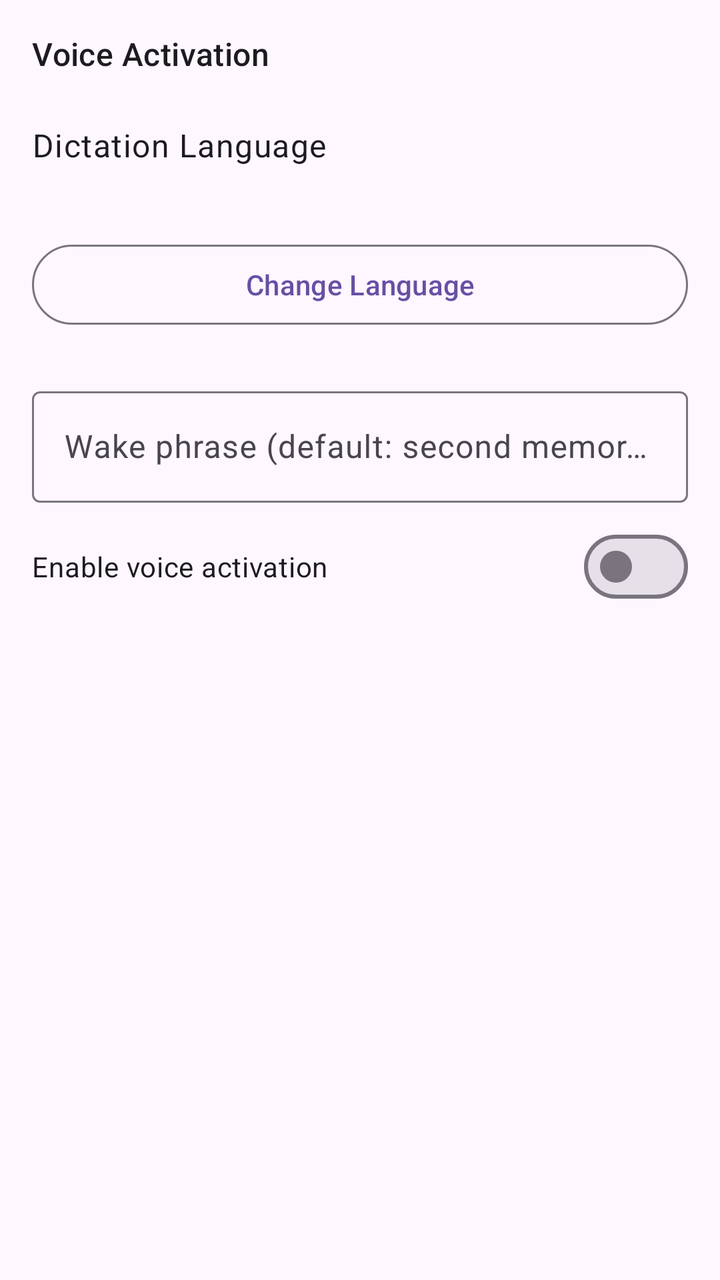
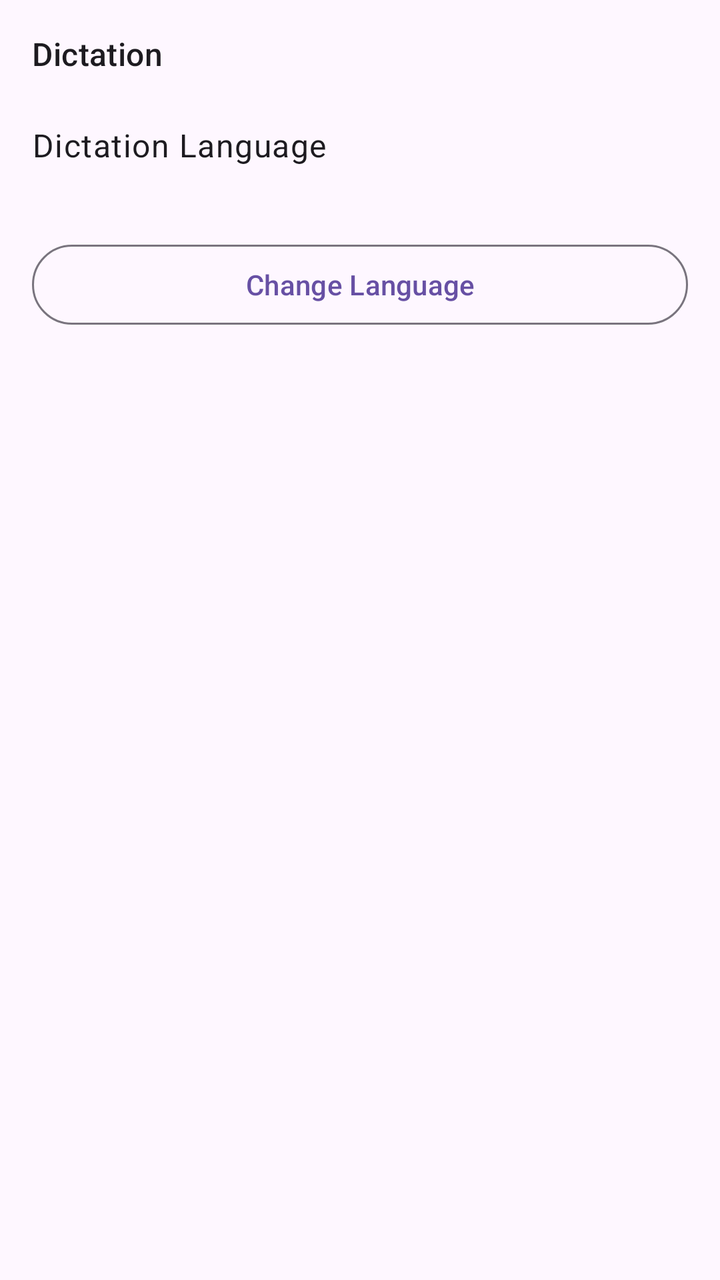

Screens rendered from an Android XML layout before and after an edit, with the pre-edit source and the edit as a unified diff.
<!-- AndroidManifest.xml: application theme Theme.GhIssue -->
<!-- res/layout/activity_voice_settings.xml -->
<?xml version="1.0" encoding="utf-8"?>
<LinearLayout xmlns:android="http://schemas.android.com/apk/res/android"
    android:layout_width="match_parent"
    android:layout_height="wrap_content"
    android:orientation="vertical"
    android:padding="@dimen/activity_margin">

    <com.google.android.material.textview.MaterialTextView
        android:layout_width="wrap_content"
        android:layout_height="wrap_content"
        android:text="@string/wake_word_section"
        android:textAppearance="?attr/textAppearanceTitleMedium"
        android:layout_marginBottom="@dimen/section_spacing" />

    <com.google.android.material.textview.MaterialTextView
        android:layout_width="wrap_content"
        android:layout_height="wrap_content"
        android:text="@string/speech_language_label"
        android:textAppearance="?attr/textAppearanceBodyLarge"
        android:layout_marginBottom="@dimen/field_spacing" />

    <com.google.android.material.textview.MaterialTextView
        android:id="@+id/textSelectedLanguage"
        android:layout_width="wrap_content"
        android:layout_height="wrap_content"
        android:textAppearance="?attr/textAppearanceBodyMedium"
        android:textColor="?attr/colorPrimary"
        android:layout_marginBottom="@dimen/field_spacing" />

    <com.google.android.material.button.MaterialButton
        android:id="@+id/btnSelectLanguage"
        android:layout_width="match_parent"
        android:layout_height="wrap_content"
        android:text="@string/btn_select_language"
        android:layout_marginBottom="@dimen/section_spacing"
        style="@style/Widget.Material3.Button.OutlinedButton" />

    <com.google.android.material.textfield.TextInputLayout
        android:layout_width="match_parent"
        android:layout_height="wrap_content"
        android:hint="@string/wake_phrase_hint"
        android:layout_marginBottom="@dimen/field_spacing">

        <com.google.android.material.textfield.TextInputEditText
            android:id="@+id/editWakePhrase"
            android:layout_width="match_parent"
            android:layout_height="wrap_content"
            android:inputType="text"
            android:singleLine="true" />
    </com.google.android.material.textfield.TextInputLayout>

    <com.google.android.material.materialswitch.MaterialSwitch
        android:id="@+id/switchWakeWord"
        android:layout_width="match_parent"
        android:layout_height="wrap_content"
        android:text="@string/wake_word_toggle"
        android:layout_marginBottom="@dimen/field_spacing" />

</LinearLayout>
<!-- resources referenced by this layout -->
<resources>
  <dimen name="activity_margin">16dp</dimen>
  <dimen name="field_spacing">8dp</dimen>
  <dimen name="section_spacing">24dp</dimen>
  <string name="btn_select_language">Change Language</string>
  <string name="speech_language_label">Dictation Language</string>
  <string name="wake_phrase_hint">Wake phrase (default: second memory)</string>
  <string name="wake_word_section">Voice Activation</string>
  <string name="wake_word_toggle">Enable voice activation</string>
  <style name="Theme.GhIssue" parent="Theme.Material3.DayNight.NoActionBar">
          <item name="colorPrimary">@color/md_theme_primary</item>
          <item name="colorOnPrimary">@color/md_theme_onPrimary</item>
          <item name="colorPrimaryContainer">@color/md_theme_primaryContainer</item>
          <item name="colorSecondary">@color/md_theme_secondary</item>
      </style>
  <color name="md_theme_primary">#FF6750A4</color>
  <color name="md_theme_onPrimary">#FFFFFFFF</color>
  <color name="md_theme_primaryContainer">#FFEADDFF</color>
  <color name="md_theme_secondary">#FF625B71</color>
</resources>

<!-- the commit's change to res/layout/activity_voice_settings.xml (unified diff, before → after) -->
@@ -8,7 +8,7 @@
     <com.google.android.material.textview.MaterialTextView
         android:layout_width="wrap_content"
         android:layout_height="wrap_content"
-        android:text="@string/wake_word_section"
+        android:text="@string/dictation_section"
         android:textAppearance="?attr/textAppearanceTitleMedium"
         android:layout_marginBottom="@dimen/section_spacing" />
 
@@ -35,25 +35,4 @@
         android:layout_marginBottom="@dimen/section_spacing"
         style="@style/Widget.Material3.Button.OutlinedButton" />
 
-    <com.google.android.material.textfield.TextInputLayout
-        android:layout_width="match_parent"
-        android:layout_height="wrap_content"
-        android:hint="@string/wake_phrase_hint"
-        android:layout_marginBottom="@dimen/field_spacing">
-
-        <com.google.android.material.textfield.TextInputEditText
-            android:id="@+id/editWakePhrase"
-            android:layout_width="match_parent"
-            android:layout_height="wrap_content"
-            android:inputType="text"
-            android:singleLine="true" />
-    </com.google.android.material.textfield.TextInputLayout>
-
-    <com.google.android.material.materialswitch.MaterialSwitch
-        android:id="@+id/switchWakeWord"
-        android:layout_width="match_parent"
-        android:layout_height="wrap_content"
-        android:text="@string/wake_word_toggle"
-        android:layout_marginBottom="@dimen/field_spacing" />
-
 </LinearLayout>
<!-- resource entries referenced after the edit -->
@@ -4,10 +4,8 @@
   <dimen name="field_spacing">8dp</dimen>
   <dimen name="section_spacing">24dp</dimen>
   <string name="btn_select_language">Change Language</string>
+  <string name="dictation_section">Dictation</string>
   <string name="speech_language_label">Dictation Language</string>
-  <string name="wake_phrase_hint">Wake phrase (default: second memory)</string>
-  <string name="wake_word_section">Voice Activation</string>
-  <string name="wake_word_toggle">Enable voice activation</string>
   <style name="Theme.GhIssue" parent="Theme.Material3.DayNight.NoActionBar">
           <item name="colorPrimary">@color/md_theme_primary</item>
           <item name="colorOnPrimary">@color/md_theme_onPrimary</item>
